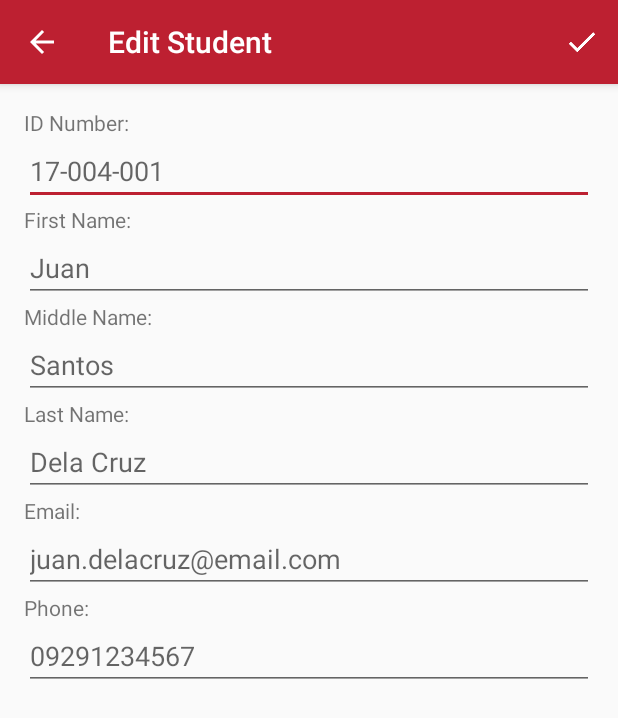
After one commit to silverxjohn/chronos-mobile, an Android app: the EditStudentActivity screen opened directly, with no data from a screen before it, on a phone screen of 412 x 824 dp. The commit adds this screen. Shown: the top 718 px of the screen. Run offline under Robolectric (Android 15) with nearby library versions, the phone set to English and light mode, and no system bars; our stand-ins replace Firebase (no records; nobody signed in at launch, a user with empty details on screens opened directly); 6 statements that could not run were skipped.

Commit message:
edit student information

```diff
--- /dev/null
+++ b/app/src/main/java/com/platacode/chronos/EditStudentActivity.java
@@ -0,0 +1,126 @@
+package com.platacode.chronos;
+
+import android.content.Intent;
+import android.support.v7.app.ActionBar;
+import android.support.v7.app.AppCompatActivity;
+import android.os.Bundle;
+import android.support.v7.widget.Toolbar;
+import android.view.Menu;
+import android.view.MenuItem;
+import android.widget.EditText;
+import android.widget.Toast;
+
+import com.google.firebase.database.DataSnapshot;
+import com.google.firebase.database.DatabaseError;
+import com.google.firebase.database.DatabaseReference;
+import com.google.firebase.database.FirebaseDatabase;
+import com.google.firebase.database.ValueEventListener;
+import com.platacode.chronos.Models.Student;
+
+import java.util.HashMap;
+import java.util.Map;
+
+public class EditStudentActivity extends AppCompatActivity {
+
+    public static final String EXTRA_STUDENT_ID = "student_id";
+    private Student student;
+
+    @Override
+    protected void onCreate(Bundle savedInstanceState) {
+        super.onCreate(savedInstanceState);
+        setContentView(R.layout.activity_edit_student);
+        initializeComponents();
+        getUserData();
+    }
+
+    private void initializeComponents() {
+        Toolbar toolbar = (Toolbar) findViewById(R.id.toolbar);
+        setSupportActionBar(toolbar);
+        ActionBar actionBar = getSupportActionBar();
+        actionBar.setDisplayHomeAsUpEnabled(true);
+    }
+
+    private void getUserData() {
+        Intent intent = getIntent();
+        String studentId = intent.getStringExtra(EXTRA_STUDENT_ID);
+        FirebaseDatabase.getInstance().getReference()
+                .child(getString(R.string.node_students))
+                .child(studentId)
+                .addListenerForSingleValueEvent(new ValueEventListener() {
+                    @Override
+                    public void onDataChange(DataSnapshot dataSnapshot) {
+                            student = dataSnapshot.getValue(Student.class);
+
+                            renderStudentData();
+                    }
+
+                    @Override
+                    public void onCancelled(DatabaseError databaseError) {
+
+                    }
+                });
+    }
+
+    private void renderStudentData() {
+        final EditText email = (EditText) findViewById(R.id.txtEmail);
+        email.setText(student.getEmail());
+
+        final EditText firstName = (EditText) findViewById(R.id.txtFirstName);
+        firstName.setText(student.getFirst_name());
+
+        final EditText middleName = (EditText) findViewById(R.id.txtMiddleName);
+        middleName.setText(student.getMiddle_name());
+
+        final EditText lastName = (EditText) findViewById(R.id.txtLastName);
+        lastName.setText(student.getLast_name());
+
+        final EditText phone = (EditText) findViewById(R.id.txtPhone);
+        phone.setText(student.getPhone());
+
+        final EditText idNumber = (EditText) findViewById(R.id.txtIdNumber);
+        idNumber.setText(student.getId_number());
+    }
+
+    @Override
+    public boolean onCreateOptionsMenu(Menu menu) {
+        getMenuInflater().inflate(R.menu.create_menu, menu);
+
+        return super.onCreateOptionsMenu(menu);
+    }
+
+    @Override
+    public boolean onOptionsItemSelected(MenuItem item) {
+        switch (item.getItemId()) {
+            case R.id.create_menu:
+                editStudent();
+                return true;
+            default:
+                return super.onOptionsItemSelected(item);
+        }
+    }
+
+    private void editStudent() {
+        final EditText email = (EditText) findViewById(R.id.txtEmail);
+        final EditText firstName = (EditText) findViewById(R.id.txtFirstName);
+        final EditText middleName = (EditText) findViewById(R.id.txtMiddleName);
+        final EditText lastName = (EditText) findViewById(R.id.txtLastName);
+        final EditText phone = (EditText) findViewById(R.id.txtPhone);
+        final EditText idNumber = (EditText) findViewById(R.id.txtIdNumber);
+
+        Map<String, Object> updates = new HashMap<String, Object>();
+        updates.put("email", email.getText().toString());
+        updates.put("first_name", firstName.getText().toString());
+        updates.put("middle_name", middleName.getText().toString());
+        updates.put("last_name", lastName.getText().toString());
+        updates.put("id_number", idNumber.getText().toString());
+        updates.put("phone", phone.getText().toString());
+
+        FirebaseDatabase.getInstance().getReference()
+                .child(getString(R.string.node_students))
+                .child(student.getStudent_id())
+                .updateChildren(updates);
+
+        Toast.makeText(this, getString(R.string.student_updated), Toast.LENGTH_SHORT).show();
+        finish();
+    }
+}
--- /dev/null
+++ b/app/src/main/res/layout/activity_edit_student.xml
@@ -0,0 +1,92 @@
+<?xml version="1.0" encoding="utf-8"?>
+<LinearLayout
+    xmlns:android="http://schemas.android.com/apk/res/android"
+    xmlns:app="http://schemas.android.com/apk/res-auto"
+    xmlns:tools="http://schemas.android.com/tools"
+    android:layout_width="match_parent"
+    android:layout_height="match_parent"
+    android:orientation="vertical"
+    tools:context="com.platacode.chronos.EditStudentActivity">
+
+    <include layout="@layout/toolbar_main"></include>
+
+    <LinearLayout
+        android:layout_width="match_parent"
+        android:layout_height="match_parent"
+        android:orientation="vertical"
+        android:padding="16dp">
+
+        <TextView
+            android:layout_width="match_parent"
+            android:layout_height="wrap_content"
+            android:text="@string/student_id"/>
+
+        <EditText
+            android:id="@+id/txtIdNumber"
+            android:layout_width="match_parent"
+            android:layout_height="wrap_content"
+            android:hint="@string/id_hint"/>
+
+        <TextView
+            android:layout_width="match_parent"
+            android:layout_height="wrap_content"
+            android:text="@string/student_first_name"/>
+
+        <EditText
+            android:id="@+id/txtFirstName"
+            android:layout_width="match_parent"
+            android:layout_height="wrap_content"
+            android:inputType="textPersonName"
+            android:hint="@string/student_first_name_hint"/>
+
+        <TextView
+            android:layout_width="match_parent"
+            android:layout_height="wrap_content"
+            android:text="@string/student_middle_name"/>
+
+        <EditText
+            android:id="@+id/txtMiddleName"
+            android:layout_width="match_parent"
+            android:layout_height="wrap_content"
+            android:inputType="textPersonName"
+            android:hint="@string/student_middle_name_hint"/>
+
+        <TextView
+            android:layout_width="match_parent"
+            android:layout_height="wrap_content"
+            android:text="@string/student_last_name"/>
+
+        <EditText
+            android:id="@+id/txtLastName"
+            android:layout_width="match_parent"
+            android:layout_height="wrap_content"
+            android:inputType="textPersonName"
+            android:hint="@string/student_last_name_hint"/>
+
+        <TextView
+            android:layout_width="match_parent"
+            android:layout_height="wrap_content"
+            android:text="@string/student_email"/>
+
+        <EditText
+            android:id="@+id/txtEmail"
+            android:layout_width="match_parent"
+            android:layout_height="wrap_content"
+            android:inputType="textEmailAddress"
+            android:hint="@string/student_email_hint"/>
+
+        <TextView
+            android:layout_width="match_parent"
+            android:layout_height="wrap_content"
+            android:text="@string/student_phone"/>
+
+        <EditText
+            android:id="@+id/txtPhone"
+            android:layout_width="match_parent"
+            android:layout_height="wrap_content"
+            android:inputType="phone"
+            android:hint="@string/student_phone_hint"/>
+
+    </LinearLayout>
+
+</LinearLayout>
--- a/app/src/main/res/values/strings.xml
+++ b/app/src/main/res/values/strings.xml
@@ -6,6 +6,7 @@
     <string name="user_name">John Doe</string>
 
     <string name="create_student_activity_title">Create Students</string>
+    <string name="edit_student_activity_title">Edit Student</string>
 
     <string name="id_number">ID Number</string>
     <string name="id_hint">17-004-001</string>
@@ -29,6 +30,7 @@
     <string name="student_phone_hint">09291234567</string>
     <string name="student_password">Password:</string>
 
+    <string name="student_updated">Student Information Updated!</string>
     <string name="student_deleted">Student Deleted!</string>
     <string name="student_delete_confirm">Are you sure you want to delete this student?</string>
 
```
Also changed, not shown: app/src/main/AndroidManifest.xml (+8 -3 lines), app/src/main/java/com/platacode/chronos/Adapters/StudentAdapter.java (+9 -1 lines).
